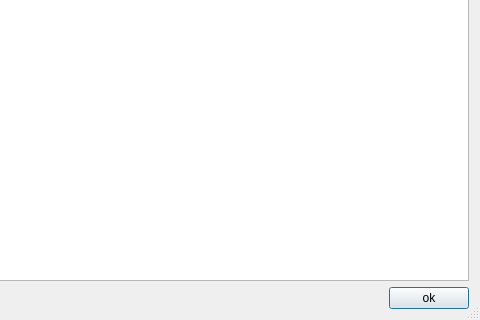
This is branches/qtswarmtv-episodes/seasonepisodewidget.ui in annejan/swarmtv as Qt 5 draws it before an edit; both pictures show x 320 to 800 and y 178 to 498 of the 800 by 498 pixel window. The edited form follows.
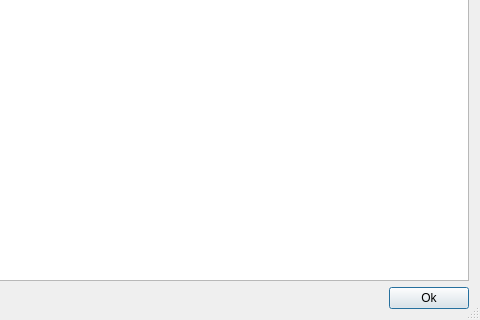
This is the edited form.

Patch:
```diff
--- a/branches/qtswarmtv-episodes/seasonepisodewidget.ui
+++ b/branches/qtswarmtv-episodes/seasonepisodewidget.ui
@@ -53,7 +53,7 @@
        <item>
         <widget class="QPushButton" name="OkPushButton">
          <property name="text">
-          <string>ok</string>
+          <string>Ok</string>
          </property>
         </widget>
        </item>
```
